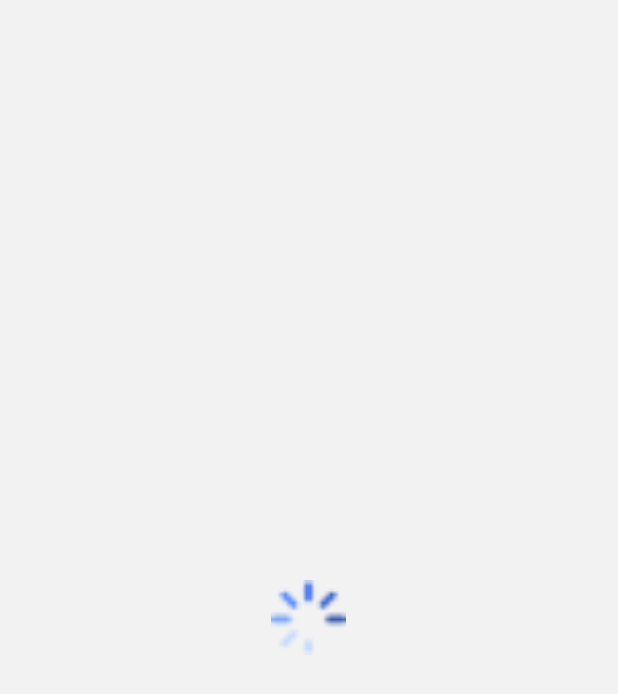
After one commit to keunji0708/WorkManager, an Android app: the layout dialog_custom_progress.xml on its own in the app's theme, with its tools: preview values and no code run, on a phone screen of 412 x 824 dp. The commit adds this screen. Shown: the top 694 px of the screen. Run offline under Robolectric (Android 15) with nearby library versions, the phone set to English and light mode, and no system bars; network calls fail.

Commit message:
progress dialog 추가

```diff
--- a/app/build.gradle
+++ b/app/build.gradle
@@ -35,4 +35,6 @@ dependencies {
     androidTestImplementation 'androidx.test.espresso:espresso-core:3.3.0'
 
     implementation 'com.android.volley:volley:1.1.0'
+
+    implementation 'com.squareup.retrofit2:converter-gson:2.3.0'
 }
--- a/app/src/main/AndroidManifest.xml
+++ b/app/src/main/AndroidManifest.xml
@@ -5,6 +5,7 @@
     <uses-permission android:name="android.permission.INTERNET" />
 
     <application
+        android:name=".BaseApplication"
         android:allowBackup="true"
         android:icon="@mipmap/ic_launcher"
         android:label="@string/app_name"
--- a/app/src/main/java/org/techtown/workmanager/common/SharedPrefManager.kt
+++ b/app/src/main/java/org/techtown/workmanager/common/SharedPrefManager.kt
@@ -3,12 +3,12 @@ package org.techtown.workmanager.common
 import android.content.Context
 import android.content.Intent
 import org.techtown.workmanager.login.LoginActivity
-import org.techtown.workmanager.User
+import org.techtown.workmanager.login.User
 
 class SharedPrefManager private constructor(context: Context) {
 
     // SharedPreference에 사용자 정보 저장
-    fun userLogin(user: User) {
+    fun saveUserInfo(user: User) {
         val sharedPreferences = mContext!!.getSharedPreferences(SHARED_USER_INFO, Context.MODE_PRIVATE)
         val editor = sharedPreferences.edit()
         editor.putInt(USER_ID, user.emp_id)
--- a/app/src/main/java/org/techtown/workmanager/User.kt
+++ b/app/src/main/java/org/techtown/workmanager/login/User.kt
@@ -1,4 +1,4 @@
-package org.techtown.workmanager
+package org.techtown.workmanager.login
 
 class User(
     val emp_id: Int,
--- /dev/null
+++ b/app/src/main/res/layout/dialog_custom_progress.xml
@@ -0,0 +1,34 @@
+<?xml version="1.0" encoding="utf-8"?>
+<RelativeLayout xmlns:android="http://schemas.android.com/apk/res/android"
+    android:id="@+id/loading_frame_container"
+    android:layout_width="match_parent"
+    android:layout_height="match_parent"
+    android:background="#4DD3D3D3"
+    android:clickable="false"
+    android:focusable="false"
+    android:focusableInTouchMode="false">
+
+    <LinearLayout
+        android:layout_width="match_parent"
+        android:layout_height="match_parent"
+        android:layout_centerInParent="true"
+        android:gravity="center"
+        android:orientation="vertical">
+
+        <ImageView
+            android:id="@+id/iv_progress_image"
+            android:layout_width="50dp"
+            android:layout_height="50dp"
+            android:background="@drawable/icon_loading_circle" />
+
+        <TextView
+            android:id="@+id/tv_progress_message"
+            android:layout_width="wrap_content"
+            android:layout_height="wrap_content"
+            android:layout_marginTop="16dp"
+            android:textAppearance="?android:attr/textAppearanceLarge"
+            android:textColor="#ffffff"
+            android:visibility="gone" />
+    </LinearLayout>
+
+</RelativeLayout>
```
Also changed, not shown: app/src/main/java/org/techtown/workmanager/BaseApplication.kt (added, +98 -0 lines), app/src/main/java/org/techtown/workmanager/login/LoginActivity.kt (+6 -11 lines), app/src/main/res/anim/loading.xml (added, +15 -0 lines), app/src/main/res/drawable-xhdpi/icon_loading_circle.png (added).
